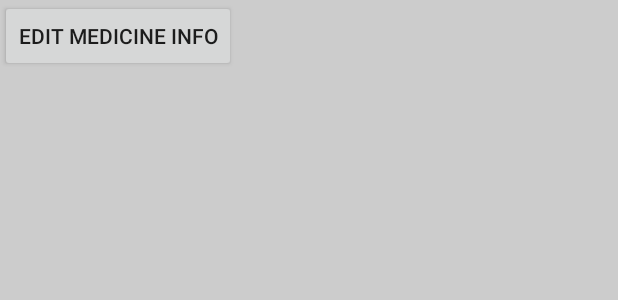
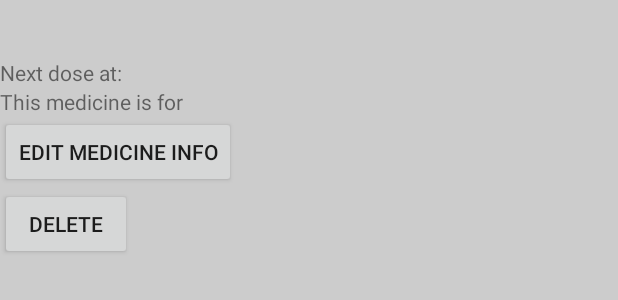
Before and after one commit to bfgardner/cs370androidcode, an Android app: the layout activity_medicine_detail.xml on its own in the app's theme, with its tools: preview values and no code run, on a phone screen of 412 x 824 dp. Shown: the top 300 px of the screen. Run offline under Robolectric (Android 15) with nearby library versions, the phone set to English and light mode, and no system bars.

Commit message:
User Account home now fully functional, medicine detail view is going, and we can delete prescriptions.

```diff
--- a/app/src/main/java/com/example/iaso/iaso/UserAccountHome.java
+++ b/app/src/main/java/com/example/iaso/iaso/UserAccountHome.java
@@ -36,7 +36,7 @@ public class UserAccountHome extends AppCompatActivity {
     private Button settingsButton;
     private CardView individualCard;
     private Button notificationButton;
-    private ArrayList<Medicine> medicineItems;
+    //private ArrayList<Medicine> medicineItems;
     private MedicineCallbackListener medicineCallbackListener;
 
 
@@ -61,8 +61,8 @@ public class UserAccountHome extends AppCompatActivity {
         medicineCallbackListener = new MedicineCallbackListener() {
             @Override
             public void onMedicineCallback(MedicineResponse response) {
-                medicineItems = response.getMedicines();
-                RecyclerViewAdapter adapter = new RecyclerViewAdapter(medicineItems);
+                //medicineItems = response.getMedicines();
+                RecyclerViewAdapter adapter = new RecyclerViewAdapter(response.getMedicines());
                 UserAccountRecycler.setAdapter(adapter);
             }
         };
--- a/app/src/main/java/com/example/iaso/iaso/network/async/MedicineListTask.java
+++ b/app/src/main/java/com/example/iaso/iaso/network/async/MedicineListTask.java
@@ -63,6 +63,7 @@ public class MedicineListTask extends AsyncTask<String,String,MedicineResponse>
                             .mainUsage(jsonObject.getString("main_usage"))
                             .doseTimes(jsonObject.getString("dosage_times"))
                             .instruct(jsonObject.getString("instructions"))
+                            .identify(jsonObject.getString("id"))
                             .build();
                     meds.add(medicine);
                 }
--- a/app/src/main/res/layout/activity_medicine_detail.xml
+++ b/app/src/main/res/layout/activity_medicine_detail.xml
@@ -4,12 +4,35 @@
     xmlns:tools="http://schemas.android.com/tools"
     android:layout_width="match_parent"
     android:layout_height="match_parent"
+    android:orientation="vertical"
     tools:context="com.example.iaso.iaso.MedicineDetailActivity">
-
+    <TextView
+        android:id="@+id/medicine_name"
+        android:layout_width="wrap_content"
+        android:layout_height="wrap_content" />
+    <TextView
+        android:id="@+id/medicine_detail"
+        android:layout_width="wrap_content"
+        android:layout_height="wrap_content" />
+    <TextView
+        android:id="@+id/next_dose"
+        android:layout_width="wrap_content"
+        android:layout_height="wrap_content"
+        android:text = "Next dose at: "/>
+    <TextView
+        android:id="@+id/main_use"
+        android:layout_width="wrap_content"
+        android:layout_height="wrap_content"
+        android:text = "This medicine is for "/>
     <Button
         android:id="@+id/edit_medicine"
         android:layout_width="wrap_content"
         android:layout_height="wrap_content"
         android:text="Edit Medicine Info"/>
+    <Button
+        android:id="@+id/delete_medicine"
+        android:layout_width="wrap_content"
+        android:layout_height="wrap_content"
+        android:text="Delete"/>
 
 </LinearLayout>
```
Also changed, not shown: app/src/main/java/com/example/iaso/iaso/MedicineDetailActivity.java (+43 -1 lines), app/src/main/java/com/example/iaso/iaso/core/model/Medicine.java (+7 -0 lines), app/src/main/java/com/example/iaso/iaso/network/async/DeleteMedicineTask.java (added, +52 -0 lines), app/src/main/java/com/example/iaso/iaso/viewholder/RecyclerViewHolder.java (+12 -3 lines).
